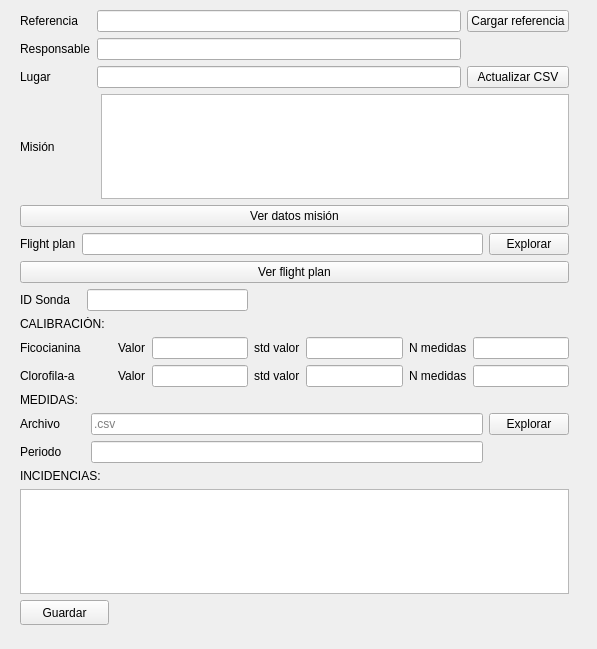
First picture: the form in src/widgets/muestreo_window.ui, repository UCM-237/PprzGCS, before the edit.
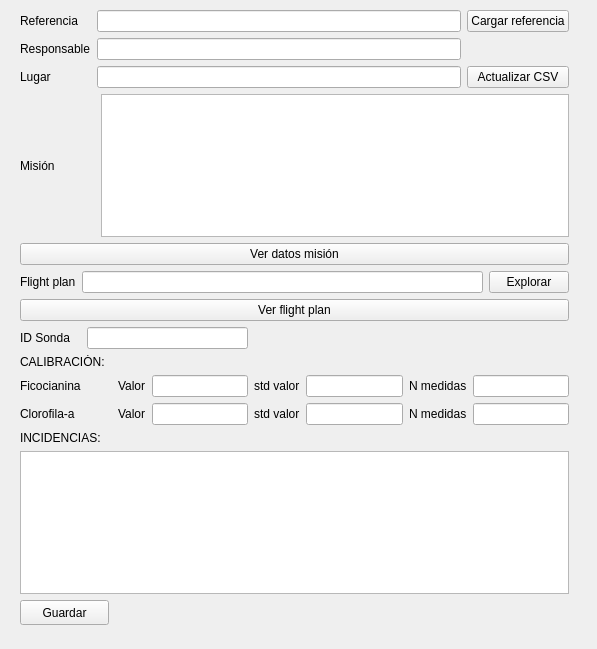
Second picture: the form after the edit.

```diff
--- a/src/widgets/muestreo_window.ui
+++ b/src/widgets/muestreo_window.ui
@@ -305,35 +305,35 @@
     </item>
     <item>
      <layout class="QGridLayout" name="gridLayout_3">
-      <item row="2" column="0">
+      <!-- <item row="2" column="0">
        <widget class="QLabel" name="label_16">
         <property name="text">
          <string>Periodo</string>
         </property>
        </widget>
-      </item>
-      <item row="2" column="1">
+      </item> -->
+      <!-- <item row="2" column="1">
        <widget class="QLineEdit" name="label_periodo_medidas">
         <property name="text">
          <string/>
         </property>
        </widget>
-      </item>
-      <item row="0" column="0">
+      </item> -->
+      <!-- <item row="0" column="0">
        <widget class="QLabel" name="label_13">
         <property name="text">
          <string>MEDIDAS:  </string>
         </property>
        </widget>
-      </item>
-      <item row="1" column="0">
+      </item> -->
+      <!-- <item row="1" column="0">
        <widget class="QLabel" name="label_14">
         <property name="text">
          <string>Archivo     </string>
         </property>
        </widget>
-      </item>
-      <item row="1" column="1">
+      </item> -->
+      <!-- <item row="1" column="1">
        <widget class="QLineEdit" name="label_archivo_medidas">
         <property name="text">
          <string/>
@@ -342,14 +342,14 @@
          <string>.csv</string>
         </property>
        </widget>
-      </item>
-      <item row="1" column="2">
+      </item> -->
+      <!-- <item row="1" column="2">
        <widget class="QPushButton" name="button_explorer_medidas">
         <property name="text">
          <string>Explorar</string>
         </property>
        </widget>
-      </item>
+      </item> -->
      </layout>
     </item>
     <item>
```
